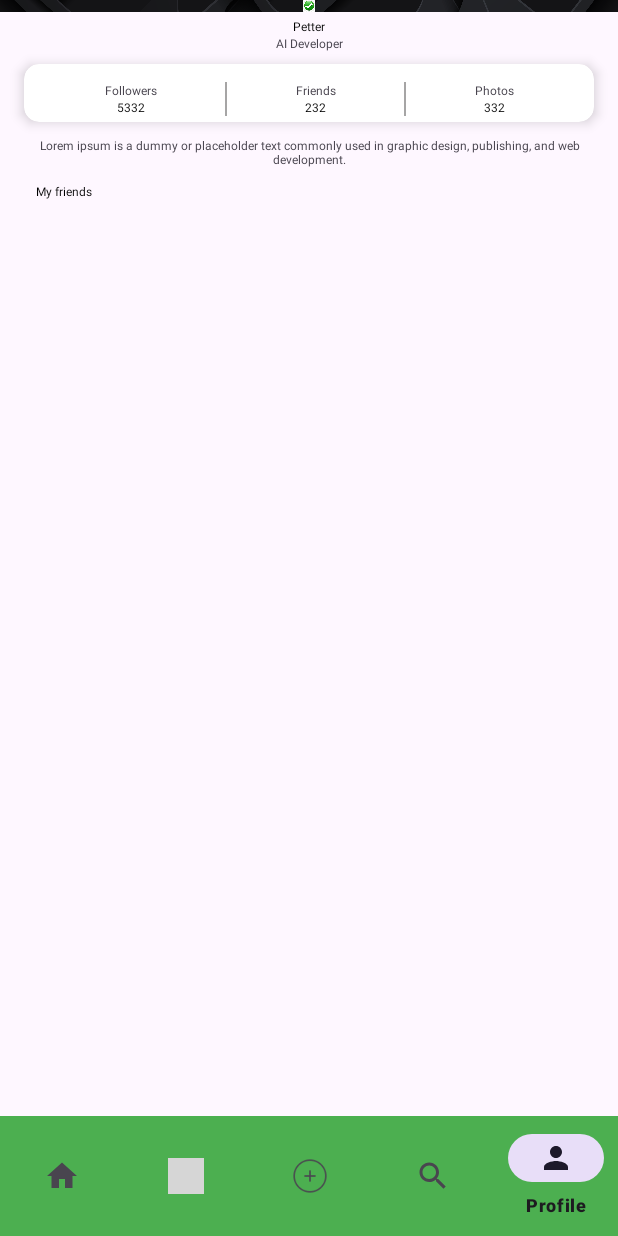
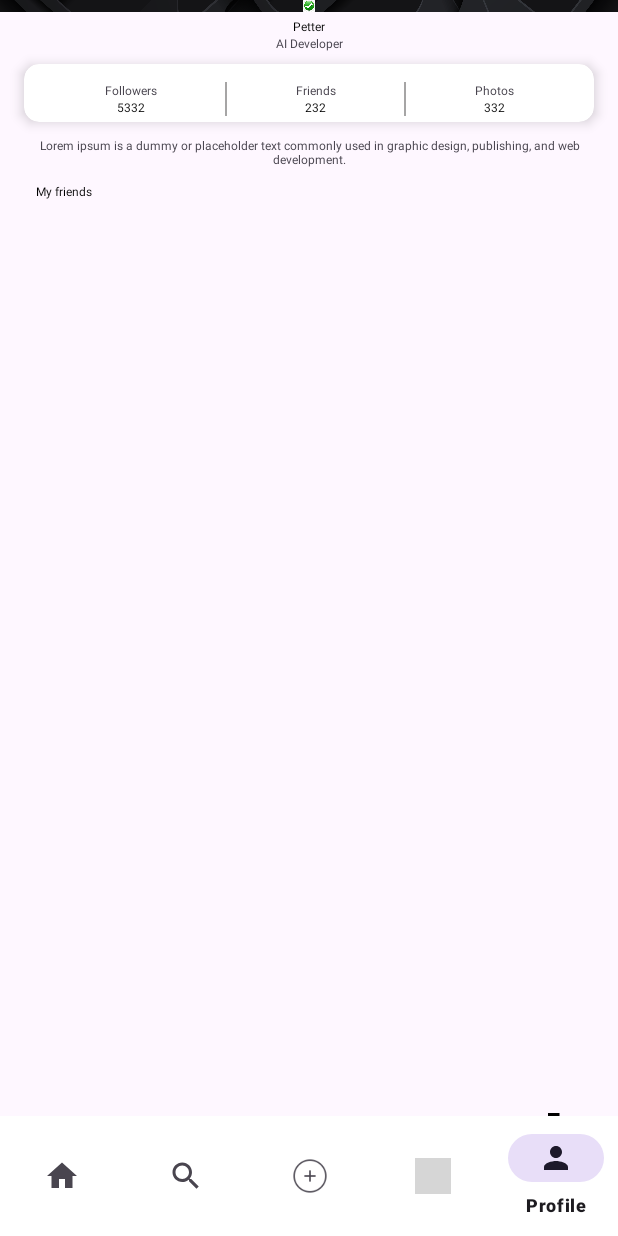
Before and after one commit to hung55555hung/BlogApp, an Android app: the screen it shows after launch (MainActivity), item 5 of the bottom bar chosen, on a phone screen of 412 x 824 dp. Run offline under Robolectric (Android 15) with nearby library versions, the phone set to English and light mode, and no system bars; our stand-ins replace CircleImageView; plain views replace DiagonalLayout; Roboto replaces fonts that are not available here; grey boxes are pictures that could not be loaded.

Commit message:
fix: nav bar

```diff
--- a/app/src/main/java/com/bugbug/blogapp/MainActivity.java
+++ b/app/src/main/java/com/bugbug/blogapp/MainActivity.java
@@ -1,6 +1,8 @@
 package com.bugbug.blogapp;
 
 import android.os.Bundle;
+import android.view.View;
+
 import androidx.appcompat.app.AppCompatActivity;
 import androidx.fragment.app.Fragment;
 import com.bugbug.blogapp.Fragment.AddFragment;
@@ -21,27 +23,40 @@ public class MainActivity extends AppCompatActivity {
         setContentView(binding.getRoot());
 
         BottomNavigationView bottomNavigationView = binding.bottomNavigation;
+        View navIndicator = binding.navIndicator;
         bottomNavigationView.setOnItemSelectedListener(item -> {
+            int index = 0;
             Fragment selectedFragment = null;
             if (item.getItemId() == R.id.nav_home) {
+                index=0;
                 selectedFragment = new HomeFragment();
             } else if (item.getItemId() == R.id.nav_notification) {
+                index=3;
                 selectedFragment = new NotificationFragment();
             } else if (item.getItemId() == R.id.nav_add) {
+                index=2;
                 selectedFragment = new AddFragment();
             } else if (item.getItemId() == R.id.nav_search) {
+                index=1;
                 selectedFragment = new SearchFragment();
             } else if (item.getItemId() == R.id.nav_profile) {
+                index=4;
                 selectedFragment = new ProfileFragment();
             }
 
+            int itemWidth = bottomNavigationView.getWidth() / 5;
+            float targetX = itemWidth * index + (itemWidth - navIndicator.getWidth()) / 2f;
+
+            navIndicator.animate()
+                    .translationX(targetX)
+                    .setDuration(200)
+                    .start();
             if (selectedFragment != null) {
                 getSupportFragmentManager()
                         .beginTransaction()
                         .replace(R.id.fragment_container, selectedFragment)
                         .commit();
             }
-
             return true;
         });
         if (savedInstanceState == null) {
--- a/app/src/main/res/layout/activity_main.xml
+++ b/app/src/main/res/layout/activity_main.xml
@@ -12,18 +12,27 @@
         android:layout_width="match_parent"
         android:layout_height="0dp"
         app:layout_constraintBottom_toTopOf="@id/bottom_navigation"
-        app:layout_constraintTop_toTopOf="parent"
+        app:layout_constraintEnd_toEndOf="parent"
         app:layout_constraintStart_toStartOf="parent"
-        app:layout_constraintEnd_toEndOf="parent" />
+        app:layout_constraintTop_toTopOf="parent" />
+
+
+    <View
+        android:id="@+id/nav_indicator"
+        android:layout_width="@dimen/_60mdp"
+        android:layout_height="2dp"
+        android:background="#000000"
+        app:layout_constraintBottom_toTopOf="@+id/bottom_navigation"
+        app:layout_constraintStart_toStartOf="parent" />
 
     <com.google.android.material.bottomnavigation.BottomNavigationView
         android:id="@+id/bottom_navigation"
         android:layout_width="match_parent"
         android:layout_height="wrap_content"
-        app:menu="@menu/bottom_nav_menu"
+        android:background="#FFFFFF"
         app:layout_constraintBottom_toBottomOf="parent"
+        app:layout_constraintEnd_toEndOf="parent"
         app:layout_constraintStart_toStartOf="parent"
-        app:layout_constraintEnd_toEndOf="parent"
-        android:background="#4CAF50"/>
+        app:menu="@menu/bottom_nav_menu" />
 
 </androidx.constraintlayout.widget.ConstraintLayout>
--- a/app/src/main/res/menu/bottom_nav_menu.xml
+++ b/app/src/main/res/menu/bottom_nav_menu.xml
@@ -5,17 +5,17 @@
         android:icon="@drawable/ic_home"
         android:title="Home" />
     <item
+        android:id="@+id/nav_search"
+        android:icon="@drawable/ic_search"
+        android:title="Search" />
+    <item
+        android:id="@+id/nav_add"
+        android:icon="@drawable/ic_add_png"
+        android:title="Create" />
+    <item
         android:id="@+id/nav_notification"
         android:icon="@drawable/ic_notification"
         android:title="Notification" />
-    <item
-        android:id="@+id/nav_add"
-        android:icon="@drawable/ic_add_png"
-        android:title="Add" />
-    <item
-        android:id="@+id/nav_search"
-        android:icon="@drawable/ic_search"
-        android:title="Search" />
     <item
         android:id="@+id/nav_profile"
         android:icon="@drawable/ic_person"
```
